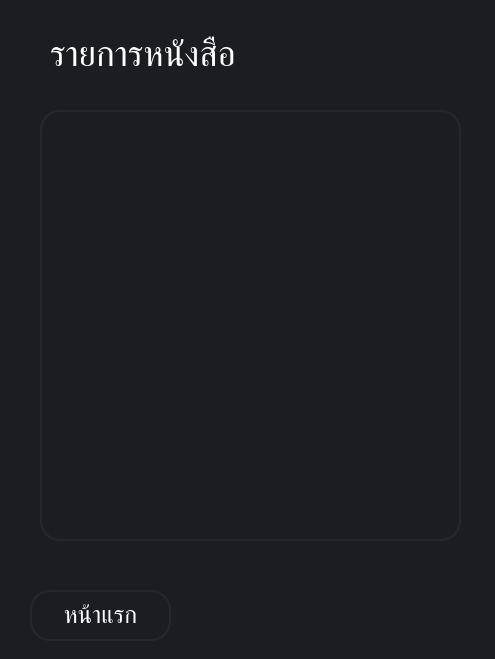
This is uiBook.ui in centurynine/python_project as Qt 5 draws it before an edit. The edited form follows.
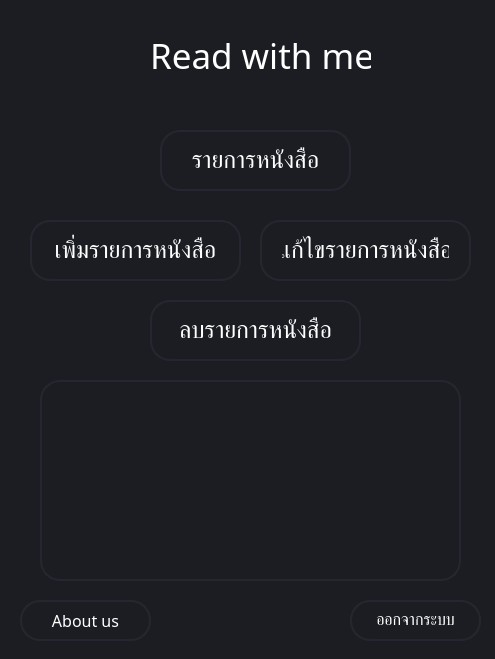
This is the edited form.

The edit to the form file:
```diff
--- a/uiBook.ui
+++ b/uiBook.ui
@@ -22,9 +22,9 @@
   <widget class="QLabel" name="label">
    <property name="geometry">
     <rect>
-     <x>50</x>
+     <x>150</x>
      <y>30</y>
-     <width>261</width>
+     <width>221</width>
      <height>51</height>
     </rect>
    </property>
@@ -40,22 +40,22 @@
 }</string>
    </property>
    <property name="text">
-    <string>รายการหนังสือ</string>
+    <string>Read with me</string>
    </property>
   </widget>
   <widget class="QPushButton" name="homeButton">
    <property name="geometry">
     <rect>
-     <x>30</x>
-     <y>590</y>
-     <width>141</width>
-     <height>51</height>
+     <x>350</x>
+     <y>600</y>
+     <width>131</width>
+     <height>41</height>
     </rect>
    </property>
    <property name="font">
     <font>
      <family>Cloud Light</family>
-     <pointsize>18</pointsize>
+     <pointsize>12</pointsize>
     </font>
    </property>
    <property name="styleSheet">
@@ -76,16 +76,16 @@
 }</string>
    </property>
    <property name="text">
-    <string>หน้าแรก</string>
+    <string>ออกจากระบบ</string>
    </property>
   </widget>
   <widget class="QListWidget" name="listWidget">
    <property name="geometry">
     <rect>
      <x>40</x>
-     <y>110</y>
+     <y>380</y>
      <width>421</width>
-     <height>431</height>
+     <height>201</height>
     </rect>
    </property>
    <property name="styleSheet">
@@ -106,6 +106,186 @@
 }</string>
    </property>
   </widget>
+  <widget class="QPushButton" name="bookList">
+   <property name="geometry">
+    <rect>
+     <x>160</x>
+     <y>130</y>
+     <width>191</width>
+     <height>61</height>
+    </rect>
+   </property>
+   <property name="font">
+    <font>
+     <family>Cloud Light</family>
+     <pointsize>18</pointsize>
+    </font>
+   </property>
+   <property name="styleSheet">
+    <string notr="true">QPushButton {
+	border: 2px solid rgb(37,39,48);
+	border-radius: 20px;
+	color: #FFF;
+	padding-left: 20px;
+	padding-right: 20px;
+	backgroud-color: rgb(27, 29, 35);
+}
+QPushButton:hover {
+	border: 2px solid rgb(48, 50, 62);
+}
+QPushButton:hover:pressed
+{
+  border: 2px solid rgb(255, 73, 73);
+}</string>
+   </property>
+   <property name="text">
+    <string>รายการหนังสือ</string>
+   </property>
+  </widget>
+  <widget class="QPushButton" name="bookAdd">
+   <property name="geometry">
+    <rect>
+     <x>30</x>
+     <y>220</y>
+     <width>211</width>
+     <height>61</height>
+    </rect>
+   </property>
+   <property name="font">
+    <font>
+     <family>Cloud Light</family>
+     <pointsize>18</pointsize>
+    </font>
+   </property>
+   <property name="styleSheet">
+    <string notr="true">QPushButton {
+	border: 2px solid rgb(37,39,48);
+	border-radius: 20px;
+	color: #FFF;
+	padding-left: 20px;
+	padding-right: 20px;
+	backgroud-color: rgb(27, 29, 35);
+}
+QPushButton:hover {
+	border: 2px solid rgb(48, 50, 62);
+}
+QPushButton:hover:pressed
+{
+  border: 2px solid rgb(255, 73, 73);
+}</string>
+   </property>
+   <property name="text">
+    <string>เพิ่มรายการหนังสือ</string>
+   </property>
+  </widget>
+  <widget class="QPushButton" name="bookEdit">
+   <property name="geometry">
+    <rect>
+     <x>260</x>
+     <y>220</y>
+     <width>211</width>
+     <height>61</height>
+    </rect>
+   </property>
+   <property name="font">
+    <font>
+     <family>Cloud Light</family>
+     <pointsize>18</pointsize>
+    </font>
+   </property>
+   <property name="styleSheet">
+    <string notr="true">QPushButton {
+	border: 2px solid rgb(37,39,48);
+	border-radius: 20px;
+	color: #FFF;
+	padding-left: 20px;
+	padding-right: 20px;
+	backgroud-color: rgb(27, 29, 35);
+}
+QPushButton:hover {
+	border: 2px solid rgb(48, 50, 62);
+}
+QPushButton:hover:pressed
+{
+  border: 2px solid rgb(255, 73, 73);
+}</string>
+   </property>
+   <property name="text">
+    <string>แก้ไขรายการหนังสือ</string>
+   </property>
+  </widget>
+  <widget class="QPushButton" name="bookDelete">
+   <property name="geometry">
+    <rect>
+     <x>150</x>
+     <y>300</y>
+     <width>211</width>
+     <height>61</height>
+    </rect>
+   </property>
+   <property name="font">
+    <font>
+     <family>Cloud Light</family>
+     <pointsize>18</pointsize>
+    </font>
+   </property>
+   <property name="styleSheet">
+    <string notr="true">QPushButton {
+	border: 2px solid rgb(37,39,48);
+	border-radius: 20px;
+	color: #FFF;
+	padding-left: 20px;
+	padding-right: 20px;
+	backgroud-color: rgb(27, 29, 35);
+}
+QPushButton:hover {
+	border: 2px solid rgb(48, 50, 62);
+}
+QPushButton:hover:pressed
+{
+  border: 2px solid rgb(255, 73, 73);
+}</string>
+   </property>
+   <property name="text">
+    <string>ลบรายการหนังสือ</string>
+   </property>
+  </widget>
+  <widget class="QPushButton" name="aboutusButton">
+   <property name="geometry">
+    <rect>
+     <x>20</x>
+     <y>600</y>
+     <width>131</width>
+     <height>41</height>
+    </rect>
+   </property>
+   <property name="font">
+    <font>
+     <family>Cloud Light</family>
+     <pointsize>12</pointsize>
+    </font>
+   </property>
+   <property name="styleSheet">
+    <string notr="true">QPushButton {
+	border: 2px solid rgb(37,39,48);
+	border-radius: 20px;
+	color: #FFF;
+	padding-left: 20px;
+	padding-right: 20px;
+	backgroud-color: rgb(27, 29, 35);
+}
+QPushButton:hover {
+	border: 2px solid rgb(48, 50, 62);
+}
+QPushButton:hover:pressed
+{
+  border: 2px solid rgb(255, 73, 73);
+}</string>
+   </property>
+   <property name="text">
+    <string>About us</string>
+   </property>
+  </widget>
  </widget>
  <resources/>
  <connections/>
```
Left out of the diff: 6 changed lines with no effect on the pictures.
